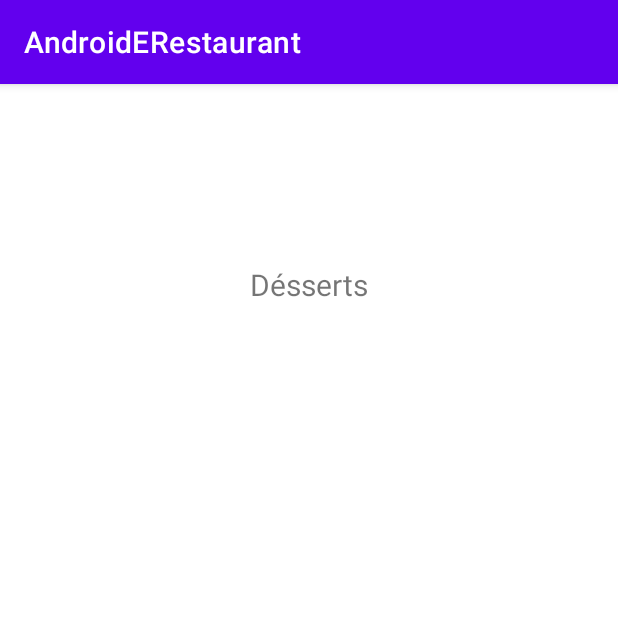
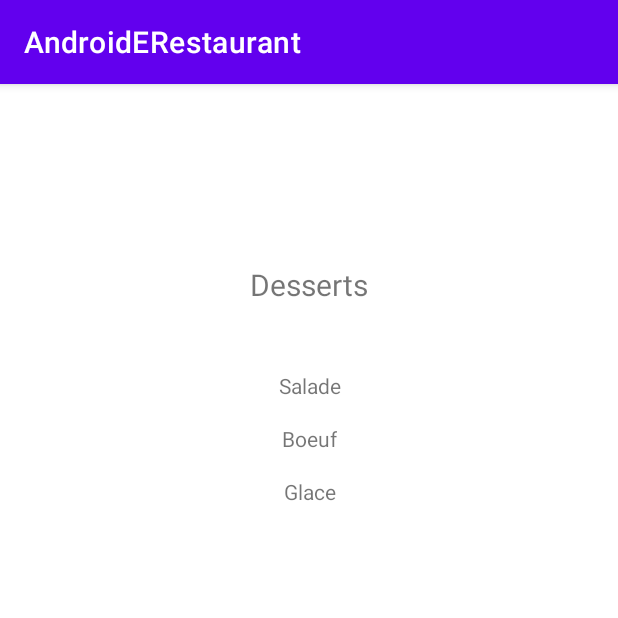
Before and after one commit to sudo-slingshot/AndroidERestaurantLECLECH, an Android app: the screen it shows after launch (MealsActivity), after a tap on "DESSERTS", on a phone screen of 412 x 824 dp, the top half of it. Run offline under Robolectric (Android 15) with nearby library versions, the phone set to English and light mode, and no system bars.

Commit message:
Listing commit
Implementing basic list gestion
Todo: retrieve API

```diff
--- a/app/src/main/java/fr/isen/leclech/androiderestaurant/HomeActivity.kt
+++ b/app/src/main/java/fr/isen/leclech/androiderestaurant/HomeActivity.kt
@@ -17,18 +17,21 @@ class HomeActivity : AppCompatActivity() {
         setContentView(binding.root)
 
         binding.appetizers.setOnClickListener {
-            Toast.makeText(this, "Vous avez sélectionné : Menu d'entrées ", Toast.LENGTH_SHORT).show()
+            //Toast.makeText(this, "Vous avez sélectionné : Menu d'entrées ", Toast.LENGTH_SHORT).show()
             changeActivity(MealType.APPETIZERS)
+            Log.e("Closure tag", "Home Activity Closed")
         }
 
         binding.mainCourses.setOnClickListener {
-            Toast.makeText(this, "Vous avez sélectionné : Menu des plats principaux", Toast.LENGTH_SHORT).show()
+            //Toast.makeText(this, "Vous avez sélectionné : Menu des plats principaux", Toast.LENGTH_SHORT).show()
             changeActivity(MealType.MAIN_COURSES)
+            Log.e("Closure tag", "Home Activity Closed")
         }
 
         binding.desserts.setOnClickListener {
-            Toast.makeText(this, "Vous avez sélectionné : Menu des desserts", Toast.LENGTH_SHORT).show()
+            //Toast.makeText(this, "Vous avez sélectionné : Menu des desserts", Toast.LENGTH_SHORT).show()
             changeActivity(MealType.DESSERTS)
+            Log.e("Closure tag", "Home Activity Closed")
         }
 
     }
--- a/app/src/main/java/fr/isen/leclech/androiderestaurant/MealsActivity.kt
+++ b/app/src/main/java/fr/isen/leclech/androiderestaurant/MealsActivity.kt
@@ -3,6 +3,7 @@ package fr.isen.leclech.androiderestaurant
 import android.content.Intent
 import androidx.appcompat.app.AppCompatActivity
 import android.os.Bundle
+import androidx.recyclerview.widget.LinearLayoutManager
 import fr.isen.leclech.androiderestaurant.databinding.ActivityMealsBinding
 
 enum class MealType{
@@ -13,22 +14,35 @@ enum class MealType{
             return when(mealChoice) {
                 APPETIZERS -> "Entrées"
                 MAIN_COURSES -> "Plats"
-                DESSERTS -> "Désserts"
+                DESSERTS -> "Desserts"
                 else -> ""
             }
         }
     }
 }
+
 class MealsActivity : AppCompatActivity() {
 
     private lateinit var binding: ActivityMealsBinding
 
+    private fun loadMeals(){
+        val fakentries = listOf<String>("Salade", "Boeuf", "Glace")
+        val adapter=MealsAdapter(fakentries)
+        binding.MealsRecyclerView.layoutManager = LinearLayoutManager(this)
+        binding.MealsRecyclerView.adapter= adapter
+
+    }
     override fun onCreate(savedInstanceState: Bundle?) {
         super.onCreate(savedInstanceState)
         binding = ActivityMealsBinding.inflate(layoutInflater)
         setContentView(binding.root)
 
+
+
         val menuchoice = intent.getSerializableExtra(HomeActivity.MEALTYPE) as? MealType ?:MealType.APPETIZERS
         binding.textView3.text=MealType.toString(menuchoice)
+        loadMeals()
     }
+
+
 }
--- /dev/null
+++ b/app/src/main/java/fr/isen/leclech/androiderestaurant/MealsAdapter.kt
@@ -0,0 +1,24 @@
+package fr.isen.leclech.androiderestaurant;
+
+import android.view.LayoutInflater
+import android.view.ViewGroup
+import androidx.recyclerview.widget.RecyclerView;
+import fr.isen.leclech.androiderestaurant.databinding.CellMealBinding;
+
+class MealsAdapter(private val entries: List<String>): RecyclerView.Adapter<MealsAdapter.MealsViewHolder>() {
+    class MealsViewHolder(binding:CellMealBinding): RecyclerView.ViewHolder(binding.root){
+        val title=binding.mealTitle
+    }
+
+    override fun onCreateViewHolder(parent: ViewGroup, viewType: Int): MealsViewHolder {
+        val binding = CellMealBinding.inflate(LayoutInflater.from(parent.context), parent, false)
+        return MealsViewHolder(binding)
+    }
+
+    override fun onBindViewHolder(holder: MealsViewHolder, position: Int) {
+        holder.title.text = entries[position]
+    }
+
+    override fun getItemCount(): Int = entries.count()
+
+}
--- a/app/src/main/res/layout/activity_meals.xml
+++ b/app/src/main/res/layout/activity_meals.xml
@@ -16,4 +16,15 @@
         app:layout_constraintEnd_toEndOf="parent"
         app:layout_constraintStart_toStartOf="parent"
         app:layout_constraintTop_toTopOf="parent" />
+
+    <androidx.recyclerview.widget.RecyclerView
+        android:id="@+id/MealsRecyclerView"
+        android:layout_width="287dp"
+        android:layout_height="526dp"
+        android:layout_marginTop="50dp"
+        android:layout_marginBottom="45dp"
+        app:layout_constraintBottom_toBottomOf="parent"
+        app:layout_constraintEnd_toEndOf="parent"
+        app:layout_constraintStart_toStartOf="parent"
+        app:layout_constraintTop_toTopOf="@+id/textView3" />
 </androidx.constraintlayout.widget.ConstraintLayout>
--- /dev/null
+++ b/app/src/main/res/layout/cell_meal.xml
@@ -0,0 +1,19 @@
+<?xml version="1.0" encoding="utf-8"?>
+<androidx.constraintlayout.widget.ConstraintLayout xmlns:android="http://schemas.android.com/apk/res/android"
+    xmlns:app="http://schemas.android.com/apk/res-auto"
+    xmlns:tools="http://schemas.android.com/tools"
+    android:layout_width="match_parent"
+    android:layout_height="wrap_content">
+
+    <TextView
+        android:id="@+id/mealTitle"
+        android:layout_width="wrap_content"
+        android:layout_height="wrap_content"
+        android:layout_marginTop="8dp"
+        android:layout_marginBottom="8dp"
+        android:text="TextView"
+        app:layout_constraintBottom_toBottomOf="parent"
+        app:layout_constraintEnd_toEndOf="parent"
+        app:layout_constraintStart_toStartOf="parent"
+        app:layout_constraintTop_toTopOf="parent" />
+</androidx.constraintlayout.widget.ConstraintLayout>
--- a/app/src/main/res/values/strings.xml
+++ b/app/src/main/res/values/strings.xml
@@ -1,3 +1,6 @@
 <resources>
     <string name="app_name">AndroidERestaurant</string>
+    <string name="appetizer_1">1st Appetizer</string>
+    <string name="appetizer_2">2nd Appetizer</string>
+    <string name="appetizer_3">3rd Appetizer</string>
 </resources>
```
